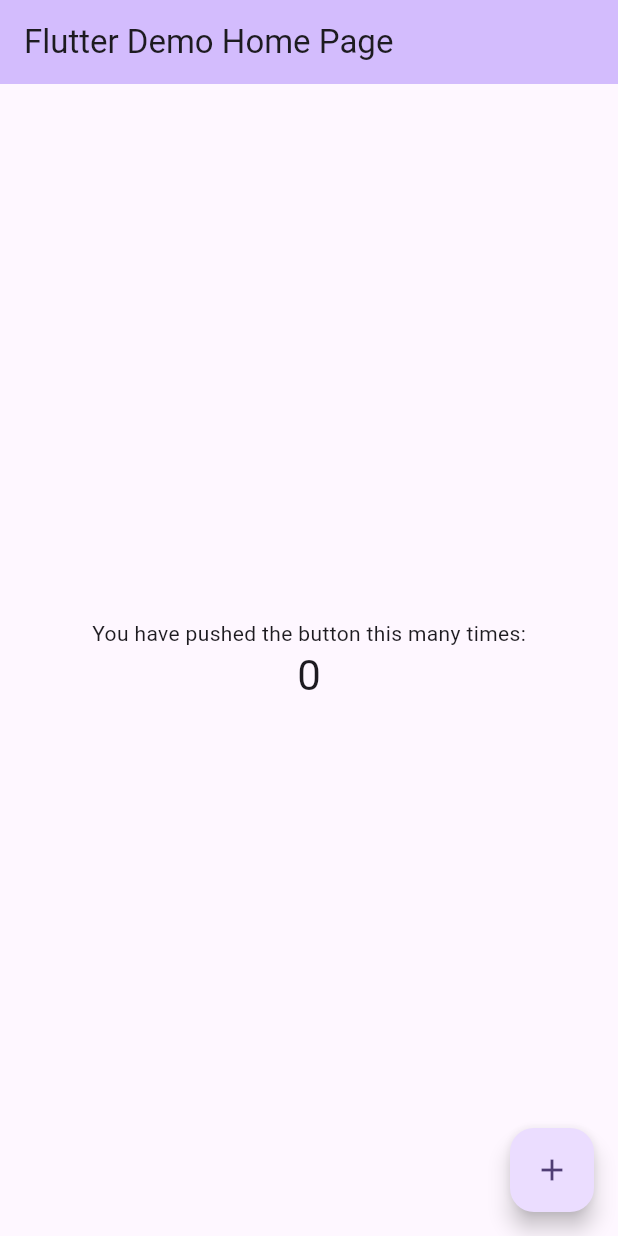
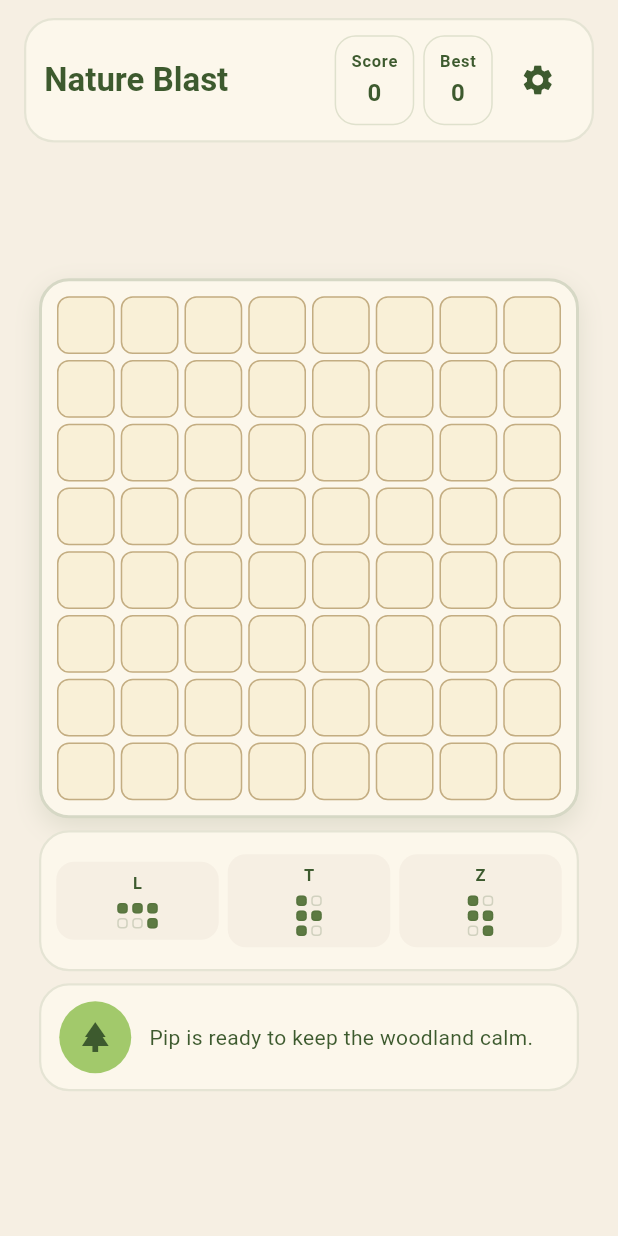
Before and after one commit to philmarcs/NatureBlast, a Flutter app: the screen it shows after launch, on a phone screen of 412 x 824 dp. Run offline on Flutter 3.47's test engine with Material 3 defaults, Android fonts, the phone set to English and light mode, and no system bars.

Commit message:
Complete responsive Nature Blast layout

```diff
--- a/lib/main.dart
+++ b/lib/main.dart
@@ -1,122 +1,25 @@
 import 'package:flutter/material.dart';
+import 'screens/game_screen.dart';
+import 'theme/app_theme.dart';
 
 void main() {
-  runApp(const MyApp());
+  runApp(const NatureBlastApp());
 }
 
-class MyApp extends StatelessWidget {
-  const MyApp({super.key});
+class NatureBlastApp extends StatelessWidget {
+  const NatureBlastApp({super.key});
 
-  // This widget is the root of your application.
   @override
   Widget build(BuildContext context) {
     return MaterialApp(
-      title: 'Flutter Demo',
-      theme: ThemeData(
-        // This is the theme of your application.
-        //
-        // TRY THIS: Try running your application with "flutter run". You'll see
-        // the application has a purple toolbar. Then, without quitting the app,
-        // try changing the seedColor in the colorScheme below to Colors.green
-        // and then invoke "hot reload" (save your changes or press the "hot
-        // reload" button in a Flutter-supported IDE, or press "r" if you used
-        // the command line to start the app).
-        //
-        // Notice that the counter didn't reset back to zero; the application
-        // state is not lost during the reload. To reset the state, use hot
-        // restart instead.
-        //
-        // This works for code too, not just values: Most code changes can be
-        // tested with just a hot reload.
-        colorScheme: .fromSeed(seedColor: Colors.deepPurple),
-      ),
-      home: const MyHomePage(title: 'Flutter Demo Home Page'),
+      title: 'Nature Blast',
+      debugShowCheckedModeBanner: false,
+      theme: AppTheme.buildTheme(),
+      home: const GameScreen(),
     );
   }
 }
 
-class MyHomePage extends StatefulWidget {
-  const MyHomePage({super.key, required this.title});
-
-  // This widget is the home page of your application. It is stateful, meaning
-  // that it has a State object (defined below) that contains fields that affect
-  // how it looks.
-
-  // This class is the configuration for the state. It holds the values (in this
-  // case the title) provided by the parent (in this case the App widget) and
-  // used by the build method of the State. Fields in a Widget subclass are
-  // always marked "final".
-
-  final String title;
-
-  @override
-  State<MyHomePage> createState() => _MyHomePageState();
+class MyApp extends NatureBlastApp {
+  const MyApp({super.key});
 }
-
-class _MyHomePageState extends State<MyHomePage> {
-  int _counter = 0;
-
-  void _incrementCounter() {
-    setState(() {
-      // This call to setState tells the Flutter framework that something has
-      // changed in this State, which causes it to rerun the build method below
-      // so that the display can reflect the updated values. If we changed
-      // _counter without calling setState(), then the build method would not be
-      // called again, and so nothing would appear to happen.
-      _counter++;
-    });
-  }
-
-  @override
-  Widget build(BuildContext context) {
-    // This method is rerun every time setState is called, for instance as done
-    // by the _incrementCounter method above.
-    //
-    // The Flutter framework has been optimized to make rerunning build methods
-    // fast, so that you can just rebuild anything that needs updating rather
-    // than having to individually change instances of widgets.
-    return Scaffold(
-      appBar: AppBar(
-        // TRY THIS: Try changing the color here to a specific color (to
-        // Colors.amber, perhaps?) and trigger a hot reload to see the AppBar
-        // change color while the other colors stay the same.
-        backgroundColor: Theme.of(context).colorScheme.inversePrimary,
-        // Here we take the value from the MyHomePage object that was created by
-        // the App.build method, and use it to set our appbar title.
-        title: Text(widget.title),
-      ),
-      body: Center(
-        // Center is a layout widget. It takes a single child and positions it
-        // in the middle of the parent.
-        child: Column(
-          // Column is also a layout widget. It takes a list of children and
-          // arranges them vertically. By default, it sizes itself to fit its
-          // children horizontally, and tries to be as tall as its parent.
-          //
-          // Column has various properties to control how it sizes itself and
-          // how it positions its children. Here we use mainAxisAlignment to
-          // center the children vertically; the main axis here is the vertical
-          // axis because Columns are vertical (the cross axis would be
-          // horizontal).
-          //
-          // TRY THIS: Invoke "debug painting" (choose the "Toggle Debug Paint"
-          // action in the IDE, or press "p" in the console), to see the
-          // wireframe for each widget.
-          mainAxisAlignment: .center,
-          children: [
-            const Text('You have pushed the button this many times:'),
-            Text(
-              '$_counter',
-              style: Theme.of(context).textTheme.headlineMedium,
-            ),
-          ],
-        ),
-      ),
-      floatingActionButton: FloatingActionButton(
-        onPressed: _incrementCounter,
-        tooltip: 'Increment',
-        child: const Icon(Icons.add),
-      ),
-    );
-  }
-}
--- /dev/null
+++ b/lib/screens/game_screen.dart
@@ -0,0 +1,107 @@
+import 'package:flutter/material.dart';
+import '../theme/app_theme.dart';
+import '../widgets/game_board.dart';
+import '../widgets/piece_tray.dart';
+import '../widgets/pip_companion.dart';
+import '../widgets/status_chip.dart';
+
+class GameScreen extends StatelessWidget {
+  const GameScreen({super.key});
+
+  @override
+  Widget build(BuildContext context) {
+    return Scaffold(
+      body: SafeArea(
+        child: LayoutBuilder(
+          builder: (context, constraints) {
+            final maxWidth = constraints.maxWidth - 32;
+            final availableHeight = constraints.maxHeight - 24;
+            final boardMaxWidth = maxWidth.clamp(220.0, AppTheme.maxBoardSide);
+            final trayHeight = availableHeight < 640 ? 82.0 : 94.0;
+            final pipHeight = availableHeight < 640 ? 62.0 : 72.0;
+            final contentGap = 8.0;
+            final verticalBudget = availableHeight - 70 - trayHeight - pipHeight - (contentGap * 3);
+            final boardSize = verticalBudget > 0
+                ? (verticalBudget < boardMaxWidth ? verticalBudget : boardMaxWidth)
+                : boardMaxWidth;
+            final responsiveBoardSize = boardSize.clamp(
+              AppTheme.minBoardSide,
+              AppTheme.maxBoardSide,
+            );
+
+            return Padding(
+              padding: const EdgeInsets.fromLTRB(16, 12, 16, 16),
+              child: Column(
+                children: [
+                  _buildTopBar(context),
+                  const SizedBox(height: 10),
+                  Expanded(
+                    child: Center(
+                      child: ConstrainedBox(
+                        constraints: BoxConstraints(maxWidth: boardMaxWidth),
+                        child: Column(
+                          mainAxisSize: MainAxisSize.min,
+                          children: [
+                            GameBoard(size: responsiveBoardSize),
+                            const SizedBox(height: 8),
+                            SizedBox(
+                              height: trayHeight,
+                              child: const PieceTray(),
+                            ),
+                            const SizedBox(height: 8),
+                            SizedBox(
+                              height: pipHeight,
+                              child: const PipCompanion(),
+                            ),
+                          ],
+                        ),
+                      ),
+                    ),
+                  ),
+                ],
+              ),
+            );
+          },
+        ),
+      ),
+    );
+  }
+
+  Widget _buildTopBar(BuildContext context) {
+    return Container(
+      padding: const EdgeInsets.symmetric(horizontal: 12, vertical: 10),
+      decoration: BoxDecoration(
+        color: AppTheme.woodlandSurface,
+        borderRadius: BorderRadius.circular(AppTheme.cardRadius),
+        border: Border.all(
+          color: AppTheme.woodlandAccentDark.withValues(alpha: 0.12),
+          width: 1.5,
+        ),
+      ),
+      child: Row(
+        children: [
+          Expanded(
+            child: Text(
+              'Nature Blast',
+              maxLines: 1,
+              overflow: TextOverflow.ellipsis,
+              style: Theme.of(context).textTheme.titleLarge,
+            ),
+          ),
+          const SizedBox(width: 8),
+          const StatusChip(label: 'Score', value: '0'),
+          const SizedBox(width: 6),
+          const StatusChip(label: 'Best', value: '0'),
+          const SizedBox(width: 6),
+          IconButton(
+            onPressed: () {},
+            icon: const Icon(Icons.settings, color: AppTheme.woodlandAccentDark),
+            tooltip: 'Settings',
+            padding: EdgeInsets.zero,
+            constraints: BoxConstraints.tightFor(width: 32, height: 32),
+          ),
+        ],
+      ),
+    );
+  }
+}
--- /dev/null
+++ b/lib/theme/app_theme.dart
@@ -0,0 +1,57 @@
+import 'package:flutter/material.dart';
+
+class AppTheme {
+  static const Color woodlandBackground = Color(0xFFF6EFE3);
+  static const Color woodlandSurface = Color(0xFFFCF7EB);
+  static const Color woodlandAccent = Color(0xFF5D7A42);
+  static const Color woodlandAccentDark = Color(0xFF3D5A2E);
+  static const Color woodlandBoard = Color(0xFFE5D4A7);
+  static const Color woodlandCell = Color(0xFFF9F0D7);
+  static const Color woodlandCellBorder = Color(0xFFB69C6D);
+  static const Color woodlandHighlight = Color(0xFFA2C96B);
+
+  static const double cardRadius = 20;
+  static const double chipRadius = 14;
+  static const double tileRadius = 8;
+  static const double minBoardSide = 220;
+  static const double maxBoardSide = 360;
+  static const double spacingSm = 8;
+  static const double spacingMd = 12;
+  static const double spacingLg = 16;
+
+  static ThemeData buildTheme() {
+    return ThemeData(
+      useMaterial3: true,
+      colorScheme: ColorScheme.fromSeed(
+        seedColor: woodlandAccent,
+        brightness: Brightness.light,
+        primary: woodlandAccent,
+        secondary: woodlandHighlight,
+        surface: woodlandSurface,
+      ),
+      scaffoldBackgroundColor: woodlandBackground,
+      cardColor: woodlandSurface,
+      textTheme: const TextTheme(
+        titleLarge: TextStyle(
+          fontSize: 22,
+          fontWeight: FontWeight.w700,
+          color: woodlandAccentDark,
+        ),
+        titleMedium: TextStyle(
+          fontSize: 16,
+          fontWeight: FontWeight.w600,
+          color: woodlandAccentDark,
+        ),
+        bodyMedium: TextStyle(
+          fontSize: 14,
+          color: woodlandAccentDark,
+        ),
+        labelSmall: TextStyle(
+          fontSize: 11,
+          fontWeight: FontWeight.w600,
+          color: woodlandAccentDark,
+        ),
+      ),
+    );
+  }
+}
--- /dev/null
+++ b/lib/widgets/game_board.dart
@@ -0,0 +1,55 @@
+import 'package:flutter/material.dart';
+import '../theme/app_theme.dart';
+
+class GameBoard extends StatelessWidget {
+  const GameBoard({super.key, this.size});
+
+  final double? size;
+
+  @override
+  Widget build(BuildContext context) {
+    final boardSize = size ?? AppTheme.maxBoardSide;
+
+    return Container(
+      width: boardSize,
+      height: boardSize,
+      padding: const EdgeInsets.all(10),
+      decoration: BoxDecoration(
+        color: AppTheme.woodlandSurface,
+        borderRadius: BorderRadius.circular(AppTheme.cardRadius),
+        border: Border.all(
+          color: AppTheme.woodlandAccentDark.withValues(alpha: 0.2),
+          width: 2,
+        ),
+        boxShadow: [
+          BoxShadow(
+            color: AppTheme.woodlandAccentDark.withValues(alpha: 0.12),
+            blurRadius: 14,
+            offset: const Offset(0, 6),
+          ),
+        ],
+      ),
+      child: GridView.builder(
+        physics: const NeverScrollableScrollPhysics(),
+        itemCount: 64,
+        gridDelegate: const SliverGridDelegateWithFixedCrossAxisCount(
+          crossAxisCount: 8,
+          crossAxisSpacing: 4,
+          mainAxisSpacing: 4,
+        ),
+        itemBuilder: (_, _) {
+          return Container(
+            decoration: BoxDecoration(
+              color: AppTheme.woodlandCell,
+              borderRadius: BorderRadius.circular(AppTheme.tileRadius),
+              border: Border.all(
+                color: AppTheme.woodlandCellBorder.withValues(alpha: 0.8),
+                width: 1,
+              ),
+            ),
+          );
+        },
+      ),
+    );
+  }
+}
--- /dev/null
+++ b/lib/widgets/piece_tray.dart
@@ -0,0 +1,114 @@
+import 'package:flutter/material.dart';
+import '../theme/app_theme.dart';
+
+class PieceTray extends StatelessWidget {
+  const PieceTray({super.key});
+
+  @override
+  Widget build(BuildContext context) {
+    return Container(
+      padding: const EdgeInsets.symmetric(horizontal: 10, vertical: 8),
+      decoration: BoxDecoration(
+        color: AppTheme.woodlandSurface,
+        borderRadius: BorderRadius.circular(AppTheme.cardRadius),
+        border: Border.all(
+          color: AppTheme.woodlandAccentDark.withValues(alpha: 0.12),
+          width: 1.5,
+        ),
+      ),
+      child: Row(
+        children: [
+          Expanded(
+            child: _ShapeCard(
+              label: 'L',
+              cells: const [
+                [1, 0],
+                [1, 0],
+                [1, 1],
+              ],
+            ),
+          ),
+          const SizedBox(width: 6),
+          Expanded(
+            child: _ShapeCard(
+              label: 'T',
+              cells: const [
+                [1, 1, 1],
+                [0, 1, 0],
+              ],
+            ),
+          ),
+          const SizedBox(width: 6),
+          Expanded(
+            child: _ShapeCard(
+              label: 'Z',
+              cells: const [
+                [1, 1, 0],
+                [0, 1, 1],
+              ],
+            ),
+          ),
+        ],
+      ),
+    );
+  }
+}
+
+class _ShapeCard extends StatelessWidget {
+  const _ShapeCard({required this.label, required this.cells});
+
+  final String label;
+  final List<List<int>> cells;
+
+  @override
+  Widget build(BuildContext context) {
+    return Container(
+      padding: const EdgeInsets.symmetric(vertical: 6, horizontal: 4),
+      decoration: BoxDecoration(
+        color: AppTheme.woodlandBackground,
+        borderRadius: BorderRadius.circular(12),
+      ),
+      child: Column(
+        mainAxisSize: MainAxisSize.min,
+        children: [
+          Text(
+            label,
+            style: Theme.of(context).textTheme.labelSmall,
+          ),
+          const SizedBox(height: 4),
+          FittedBox(
+            child: Row(
+              mainAxisAlignment: MainAxisAlignment.center,
+              children: [
+                for (final row in cells)
+                  Column(
+                    mainAxisSize: MainAxisSize.min,
+                    children: [
+                      for (final cell in row)
+                        Padding(
+                          padding: const EdgeInsets.all(1.5),
+                          child: Container(
+                            width: 7,
+                            height: 7,
+                            decoration: BoxDecoration(
+                              color: cell == 1
+                                  ? AppTheme.woodlandAccent
+                                  : AppTheme.woodlandBackground,
+                              borderRadius: BorderRadius.circular(2.5),
+                              border: Border.all(
+                                color: AppTheme.woodlandAccentDark.withValues(alpha: 0.2),
+                                width: 1,
+                              ),
+                            ),
+                          ),
+                        ),
+                    ],
+                  ),
+              ],
+            ),
+          ),
+        ],
+      ),
+    );
+  }
+}
--- /dev/null
+++ b/lib/widgets/pip_companion.dart
@@ -0,0 +1,44 @@
+import 'package:flutter/material.dart';
+import '../theme/app_theme.dart';
+
+class PipCompanion extends StatelessWidget {
+  const PipCompanion({super.key});
+
+  @override
+  Widget build(BuildContext context) {
+    return Container(
+      width: double.infinity,
+      padding: const EdgeInsets.symmetric(horizontal: 12, vertical: 10),
+      decoration: BoxDecoration(
+        color: AppTheme.woodlandSurface,
+        borderRadius: BorderRadius.circular(AppTheme.cardRadius),
+        border: Border.all(
+          color: AppTheme.woodlandAccentDark.withValues(alpha: 0.12),
+          width: 1.5,
+        ),
+      ),
+      child: Row(
+        children: [
+          Container(
+            width: 48,
+            height: 48,
+            decoration: const BoxDecoration(
+              color: AppTheme.woodlandHighlight,
+              shape: BoxShape.circle,
+            ),
+            child: const Center(
+              child: Icon(Icons.park, color: AppTheme.woodlandAccentDark),
+            ),
+          ),
+          const SizedBox(width: 12),
+          Expanded(
+            child: Text(
+              'Pip is ready to keep the woodland calm.',
+              style: Theme.of(context).textTheme.bodyMedium,
+            ),
+          ),
+        ],
+      ),
+    );
+  }
+}
--- /dev/null
+++ b/lib/widgets/status_chip.dart
@@ -0,0 +1,38 @@
+import 'package:flutter/material.dart';
+import '../theme/app_theme.dart';
+
+class StatusChip extends StatelessWidget {
+  const StatusChip({super.key, required this.label, required this.value});
+
+  final String label;
+  final String value;
+
+  @override
+  Widget build(BuildContext context) {
+    return Container(
+      padding: const EdgeInsets.symmetric(horizontal: 10, vertical: 8),
+      decoration: BoxDecoration(
+        color: AppTheme.woodlandSurface,
+        borderRadius: BorderRadius.circular(AppTheme.chipRadius),
+        border: Border.all(
+          color: AppTheme.woodlandAccent.withValues(alpha: 0.18),
+          width: 1,
+        ),
+      ),
+      child: Column(
+        mainAxisSize: MainAxisSize.min,
+        children: [
+          Text(
+            label,
+            style: Theme.of(context).textTheme.labelSmall,
+          ),
+          const SizedBox(height: 2),
+          Text(
+            value,
+            style: Theme.of(context).textTheme.titleMedium,
+          ),
+        ],
+      ),
+    );
+  }
+}
```
Also changed, not shown: 1 other file.
